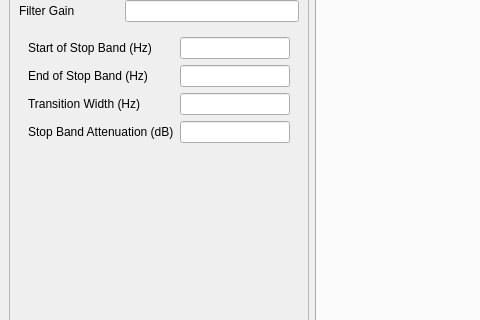
First picture: the form in gr-utils/src/python/pyqt_filter.ui, repository ZakyHermawan/gnuradio, before the edit; both pictures show x 0 to 480 and y 122 to 442 of the 1124 by 696 pixel window.
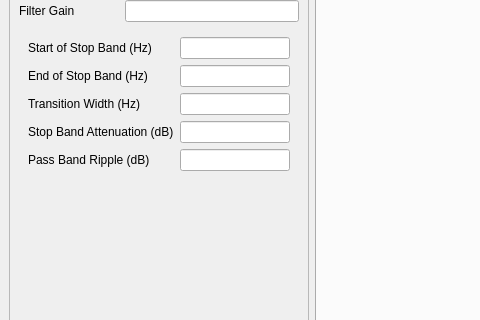
Second picture: the form after the edit. The open tabs and pages were chosen to show the change. Custom widgets are drawn as their Qt base class.

Commit message: Adding equiripple band reject filter to filter design app.

```diff
--- a/gr-utils/src/python/pyqt_filter.ui
+++ b/gr-utils/src/python/pyqt_filter.ui
@@ -299,6 +299,16 @@
              </property>
             </widget>
            </item>
+           <item row="4" column="1" >
+            <widget class="QLineEdit" name="bnfPassBandRippleEdit" />
+           </item>
+           <item row="4" column="0" >
+            <widget class="QLabel" name="bnfPassBandRippleLabel" >
+             <property name="text" >
+              <string>Pass Band Ripple (dB)</string>
+             </property>
+            </widget>
+           </item>
           </layout>
          </widget>
          <widget class="QWidget" name="firhpfPage">
```
Left out of the diff: 447 changed lines with no effect on the pictures. The commit also changes 2 other files.
